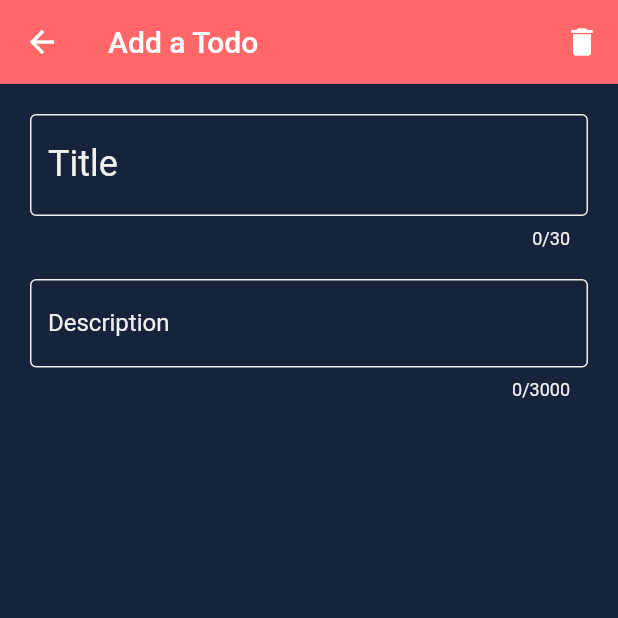
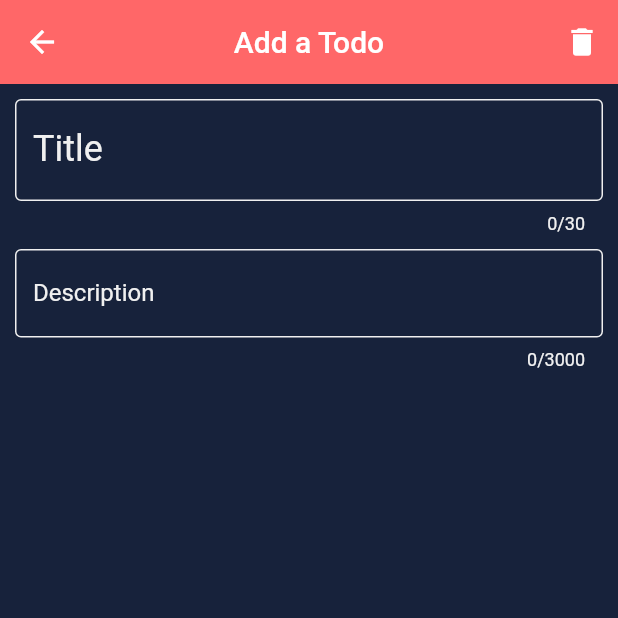
Before and after one commit to elisbergling/todo, a Flutter app: the screen it shows after launch, after a tap on the "add" icon, on a phone screen of 412 x 824 dp, the top half of it. Run offline on Flutter 3.47's test engine with Material 2 defaults, Android fonts, the phone set to English and light mode, and no system bars; our stand-ins replace flutter_hooks, hive, hive_flutter, hooks_riverpod; accounts and stored records are empty; generated files the repository leaves out were written again.

Commit message:
UI updates

```diff
--- a/lib/main.dart
+++ b/lib/main.dart
@@ -26,6 +26,7 @@ class MyApp extends StatelessWidget {
         appBarTheme: AppBarTheme(
           color: RED,
           elevation: 0,
+          centerTitle: true,
         ),
         inputDecorationTheme: InputDecorationTheme(
           focusedBorder: OutlineInputBorder(
--- a/lib/pages/add_todo_screen.dart
+++ b/lib/pages/add_todo_screen.dart
@@ -46,11 +46,10 @@ class AddTodoScreen extends HookWidget {
           ],
         ),
         body: SingleChildScrollView(
-          clipBehavior: Clip.hardEdge,
           child: Column(
             children: [
               Padding(
-                padding: const EdgeInsets.all(20.0),
+                padding: const EdgeInsets.all(10),
                 child: TextField(
                   controller: titleTextEditingContorller,
                   maxLength: 30,
@@ -68,9 +67,9 @@ class AddTodoScreen extends HookWidget {
               ),
               Padding(
                 padding: const EdgeInsets.only(
-                  bottom: 20,
-                  left: 20,
-                  right: 20,
+                  bottom: 10,
+                  left: 10,
+                  right: 10,
                 ),
                 child: TextField(
                   controller: descriptionTextEditingContorller,
--- a/lib/pages/home_screen.dart
+++ b/lib/pages/home_screen.dart
@@ -24,7 +24,7 @@ class HomeScreen extends HookWidget {
       onTap: () => FocusScope.of(context).unfocus(),
       child: Scaffold(
         appBar: AppBar(
-          title: Text('Home'),
+          title: Text('Your Todos'),
           leading: IconButton(
             icon: Icon(Icons.add),
             onPressed: () => Navigator.of(context).push(
@@ -49,12 +49,13 @@ class HomeScreen extends HookWidget {
             Column(
               children: [
                 Container(
-                  color: DARKEST,
                   margin: const EdgeInsets.only(
                     top: 10,
                     right: 10,
                     left: 10,
                   ),
+                  decoration: BoxDecoration(
+                      color: DARKEST, borderRadius: BorderRadius.circular(5)),
                   child: TextField(
                     onChanged: (v) => searchContoller.state = v,
                     maxLines: 1,
@@ -68,7 +69,7 @@ class HomeScreen extends HookWidget {
                   ),
                 ),
                 Row(
-                  mainAxisAlignment: MainAxisAlignment.spaceEvenly,
+                  mainAxisAlignment: MainAxisAlignment.spaceBetween,
                   children: [
                     FilterButton(
                       todoFilter: todoFilter,
--- a/lib/widgets/filter_button.dart
+++ b/lib/widgets/filter_button.dart
@@ -22,12 +22,14 @@ class FilterButton extends StatelessWidget {
   @override
   Widget build(BuildContext context) {
     return Container(
-      margin: const EdgeInsets.symmetric(vertical: 10, horizontal: 10),
+      margin: const EdgeInsets.symmetric(vertical: 15, horizontal: 10.5),
+      height: 40,
+      decoration:
+          BoxDecoration(color: DARKEST, borderRadius: BorderRadius.circular(5)),
       child: OutlineButton(
         onPressed: () => todoFilter.state = todoFilterEnum,
-        color: DARKEST,
         borderSide: BorderSide(color: textColorForBorder()),
-        padding: const EdgeInsets.symmetric(vertical: 5, horizontal: 20),
+        visualDensity: VisualDensity.standard,
         child: Text(
           text,
           textAlign: TextAlign.center,
--- a/lib/widgets/todo_item.dart
+++ b/lib/widgets/todo_item.dart
@@ -29,11 +29,11 @@ class TodoItem extends StatelessWidget {
       ),
       child: Container(
         margin: i == 0
-            ? const EdgeInsets.only(top: 145, bottom: 10, left: 10, right: 10)
-            : const EdgeInsets.all(10),
+            ? const EdgeInsets.only(top: 145, bottom: 9, left: 11, right: 11)
+            : const EdgeInsets.symmetric(vertical: 9, horizontal: 11),
         decoration: BoxDecoration(
             color: DARKER,
-            borderRadius: BorderRadius.circular(3),
+            borderRadius: BorderRadius.circular(5),
             boxShadow: [
               BoxShadow(
                 color: RED,
```
